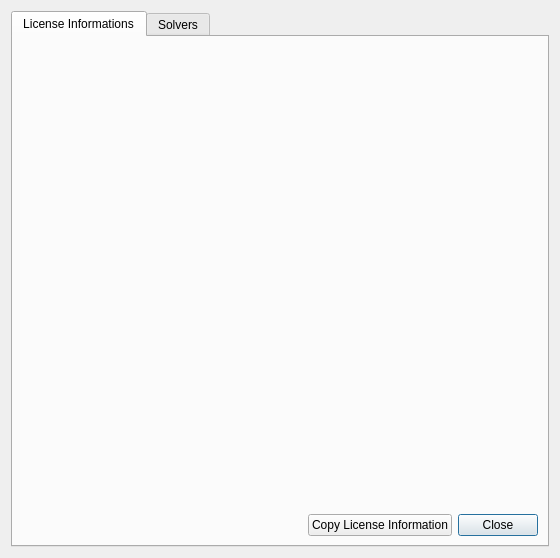
GAMS-dev/studio, file src/abouthandler.ui: the form before one commit.
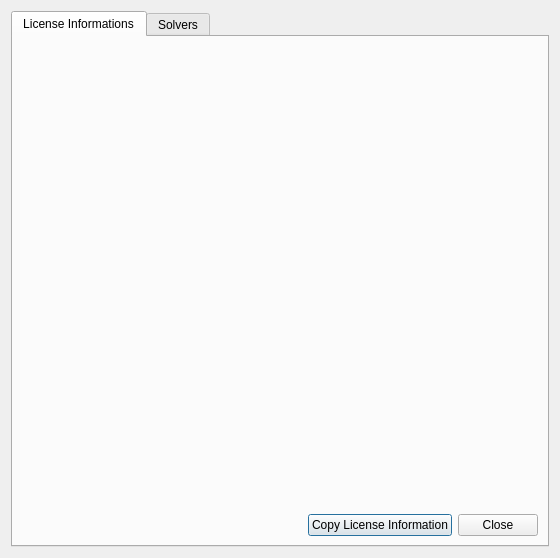
The form after the commit.

Commit message: readjust license tab

Diff of the .ui file:
```diff
--- a/src/abouthandler.ui
+++ b/src/abouthandler.ui
@@ -27,7 +27,7 @@
        <string>License Informations</string>
       </attribute>
       <layout class="QGridLayout" name="gridLayout_2">
-       <item row="6" column="2">
+       <item row="6" column="7">
         <spacer name="horizontalSpacer_2">
          <property name="orientation">
           <enum>Qt::Horizontal</enum>
@@ -40,92 +40,63 @@
          </property>
         </spacer>
        </item>
-       <item row="1" column="1">
+       <item row="6" column="9">
+        <widget class="QPushButton" name="copylicense">
+         <property name="text">
+          <string>Copy License Information</string>
+         </property>
+        </widget>
+       </item>
+       <item row="6" column="8">
+        <spacer name="horizontalSpacer">
+         <property name="orientation">
+          <enum>Qt::Horizontal</enum>
+         </property>
+         <property name="sizeHint" stdset="0">
+          <size>
+           <width>40</width>
+           <height>20</height>
+          </size>
+         </property>
+        </spacer>
+       </item>
+       <item row="6" column="10">
+        <widget class="QPushButton" name="close">
+         <property name="text">
+          <string>Close</string>
+         </property>
+        </widget>
+       </item>
+       <item row="4" column="9" rowspan="2">
         <spacer name="verticalSpacer_2">
          <property name="orientation">
           <enum>Qt::Vertical</enum>
          </property>
-         <property name="sizeHint" stdset="0">
-          <size>
-           <width>20</width>
-           <height>40</height>
-          </size>
+         <property name="sizeType">
+          <enum>QSizePolicy::Fixed</enum>
          </property>
-        </spacer>
-       </item>
-       <item row="5" column="4">
-        <spacer name="verticalSpacer_4">
-         <property name="orientation">
-          <enum>Qt::Vertical</enum>
-         </property>
          <property name="sizeHint" stdset="0">
           <size>
            <width>20</width>
-           <height>40</height>
+           <height>400</height>
           </size>
          </property>
         </spacer>
        </item>
-       <item row="3" column="4">
-        <spacer name="verticalSpacer_6">
-         <property name="orientation">
-          <enum>Qt::Vertical</enum>
-         </property>
-         <property name="sizeHint" stdset="0">
-          <size>
-           <width>20</width>
-           <height>40</height>
-          </size>
-         </property>
-        </spacer>
-       </item>
-       <item row="4" column="4">
-        <spacer name="verticalSpacer_5">
-         <property name="orientation">
-          <enum>Qt::Vertical</enum>
-         </property>
-         <property name="sizeHint" stdset="0">
-          <size>
-           <width>20</width>
-           <height>40</height>
-          </size>
-         </property>
-        </spacer>
-       </item>
-       <item row="2" column="1">
-        <spacer name="verticalSpacer">
-         <property name="orientation">
-          <enum>Qt::Vertical</enum>
-         </property>
-         <property name="sizeHint" stdset="0">
-          <size>
-           <width>20</width>
-           <height>40</height>
-          </size>
-         </property>
-        </spacer>
-       </item>
-       <item row="0" column="2" rowspan="3" colspan="4">
+       <item row="0" column="7" colspan="4">
         <widget class="QLabel" name="label">
+         <property name="sizePolicy">
+          <sizepolicy hsizetype="Preferred" vsizetype="Minimum">
+           <horstretch>0</horstretch>
+           <verstretch>0</verstretch>
+          </sizepolicy>
+         </property>
          <property name="text">
           <string/>
          </property>
         </widget>
        </item>
-       <item row="6" column="3">
-        <spacer name="horizontalSpacer">
-         <property name="orientation">
-          <enum>Qt::Horizontal</enum>
-         </property>
-         <property name="sizeHint" stdset="0">
-          <size>
-           <width>40</width>
-           <height>20</height>
-          </size>
-         </property>
-        </spacer>
-       </item>
-       <item row="0" column="1">
+       <item row="0" column="2">
         <widget class="QLabel" name="gamslogo">
          <property name="sizePolicy">
           <sizepolicy hsizetype="MinimumExpanding" vsizetype="MinimumExpanding">
@@ -138,19 +109,21 @@
          </property>
         </widget>
        </item>
-       <item row="6" column="5">
-        <widget class="QPushButton" name="close">
-         <property name="text">
-          <string>Close</string>
+       <item row="1" column="2">
+        <spacer name="verticalSpacer">
+         <property name="orientation">
+          <enum>Qt::Vertical</enum>
          </property>
-        </widget>
-       </item>
-       <item row="6" column="4">
-        <widget class="QPushButton" name="copylicense">
-         <property name="text">
-          <string>Copy License Information</string>
+         <property name="sizeType">
+          <enum>QSizePolicy::Preferred</enum>
          </property>
-        </widget>
+         <property name="sizeHint" stdset="0">
+          <size>
+           <width>20</width>
+           <height>400</height>
+          </size>
+         </property>
+        </spacer>
        </item>
       </layout>
      </widget>
```
